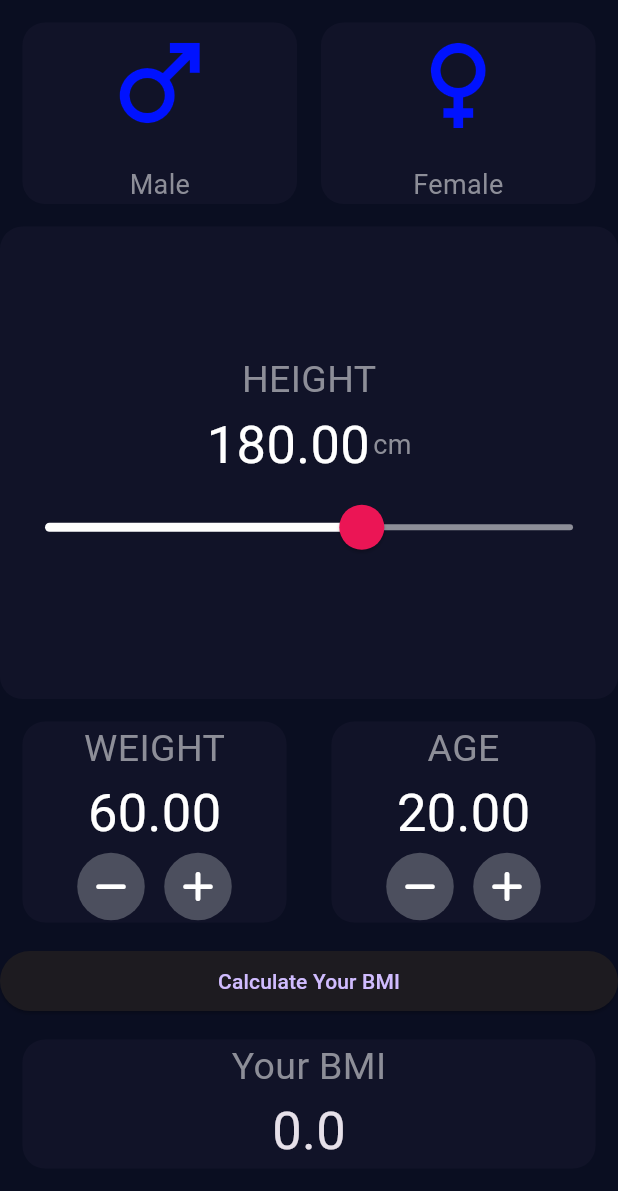
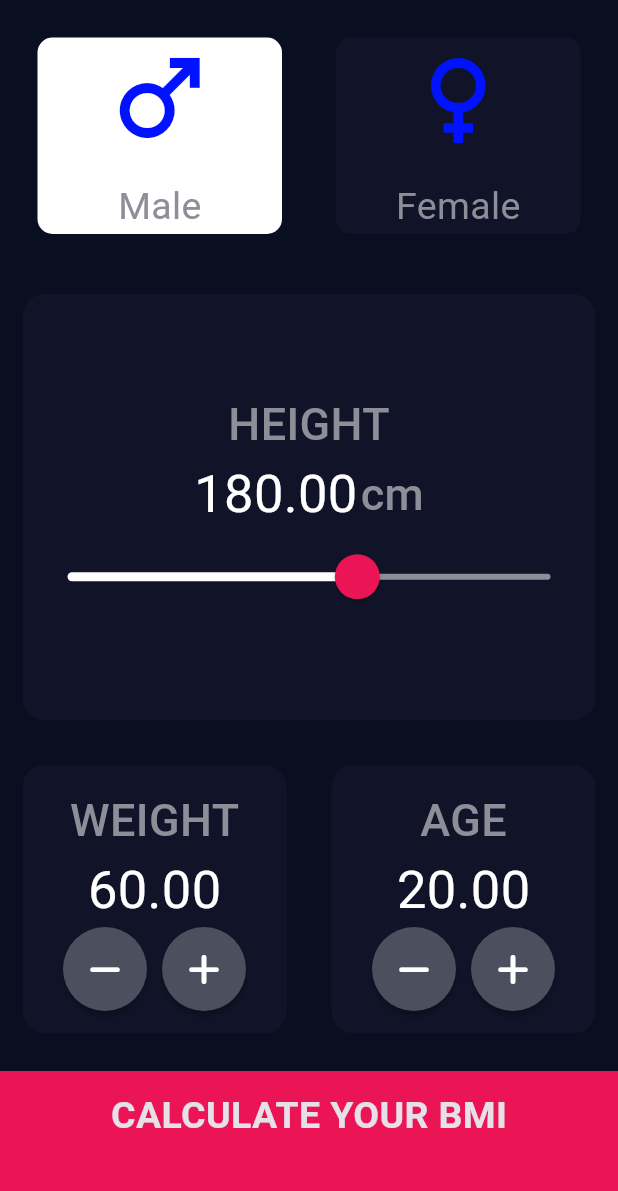
Before and after one commit to Bappy60/BMI_Calculator, a Flutter app: the screen it shows after launch, on a phone screen of 412 x 824 dp, the part 45-1236 px from its top. Run offline on Flutter 3.47's test engine with Material 3 defaults, Android fonts, the phone set to English and light mode, and no system bars; our stand-ins replace font_awesome_flutter.

Commit message:
refactoring done

```diff
--- /dev/null
+++ b/lib/components/bmi_button.dart
@@ -0,0 +1,29 @@
+import 'package:flutter/material.dart';
+import 'package:bmi_calculator/consts/constants.dart';
+
+class BmiButton extends StatelessWidget {
+  const BmiButton({super.key, required this.onTap, required this.buttonTitle});
+
+  final VoidCallback onTap;
+  final String buttonTitle;
+
+  @override
+  Widget build(BuildContext context) {
+    return GestureDetector(
+      onTap: onTap,
+      child: Container(
+        color: kBottomContainerColour,
+        margin: const EdgeInsets.only(top: 10.0),
+        padding: const EdgeInsets.only(bottom: 20.0),
+        width: double.infinity,
+        height: kBottomContainerHeight,
+        child: Center(
+          child: Text(
+            buttonTitle,
+            style: kLargeButtonTextStyle,
+          ),
+        ),
+      ),
+    );
+  }
+}
--- /dev/null
+++ b/lib/components/gender_card.dart
@@ -0,0 +1,35 @@
+import 'package:flutter/cupertino.dart';
+
+import '../consts/constants.dart';
+
+class GenderCard extends StatelessWidget {
+  const GenderCard({
+    super.key,
+    required this.icon,
+    required this.label,
+  });
+
+  final Icon icon;
+  final String label;
+
+  @override
+  Widget build(BuildContext context) {
+    return Column(
+      mainAxisAlignment: MainAxisAlignment.center,
+      children: <Widget>[
+        Icon(
+          icon.icon,
+          size: 80.0,
+          color: kGenderIconColor,
+        ),
+        const SizedBox(
+          height: 15.0,
+        ),
+        Text(
+          label,
+          style: kGenderLabelTextStyle,
+        )
+      ],
+    );
+  }
+}
--- /dev/null
+++ b/lib/components/reusable_container.dart
@@ -0,0 +1,25 @@
+import 'package:flutter/widgets.dart';
+
+class ReusableContainer extends StatelessWidget {
+  const ReusableContainer(
+      {super.key, required this.colour, this.childWidget, this.onPress});
+
+  final Color colour;
+  final Widget? childWidget;
+  final VoidCallback? onPress;
+
+  @override
+  Widget build(BuildContext context) {
+    return GestureDetector(
+      onTap: onPress,
+      child: Container(
+        margin: const EdgeInsets.all(10.0),
+        decoration: BoxDecoration(
+          color: colour,
+          borderRadius: BorderRadius.circular(10.0),
+        ),
+        child: childWidget,
+      ),
+    );
+  }
+}
--- /dev/null
+++ b/lib/components/round_icon_button.dart
@@ -0,0 +1,24 @@
+import 'package:flutter/material.dart';
+
+import '../consts/constants.dart';
+
+class RoundIconButton extends StatelessWidget {
+  const RoundIconButton({super.key, required this.icon, required this.onPressed});
+
+  final IconData icon;
+  final VoidCallback onPressed;
+
+  @override
+  Widget build(BuildContext context) {
+    return RawMaterialButton(
+      onPressed: onPressed,
+      constraints: const BoxConstraints.tightFor(
+        width: 56.0,
+        height: 56.0,
+      ),
+      shape: const CircleBorder(),
+      fillColor: kRoundIconFillColor,
+      child: Icon(icon),
+    );
+  }
+}
--- /dev/null
+++ b/lib/components/value_adjuster.dart
@@ -0,0 +1,66 @@
+import 'package:bmi_calculator/components/round_icon_button.dart';
+import 'package:flutter/widgets.dart';
+import 'package:font_awesome_flutter/font_awesome_flutter.dart';
+
+import '../consts/constants.dart';
+
+class ValueAdjuster extends StatelessWidget {
+  final String title;
+  final double value;
+  final VoidCallback onIncrement;
+  final VoidCallback onDecrement;
+
+  const ValueAdjuster({
+    required this.title,
+    required this.value,
+    required this.onIncrement,
+    required this.onDecrement,
+    super.key,
+  });
+
+  @override
+  Widget build(BuildContext context) {
+    return Expanded(
+      child: Padding(
+        padding: const EdgeInsets.all(15.0),
+        child: Container(
+          padding: const EdgeInsets.all(15.0),
+          decoration: BoxDecoration(
+            color: kInactiveCardColour,
+            borderRadius: BorderRadius.circular(15),
+          ),
+          child: Column(
+            mainAxisAlignment: MainAxisAlignment.center,
+            children: [
+              Text(
+                title,
+                style: kDefaultTextStyle
+              ),
+              Text(
+                value.toStringAsFixed(2),
+                style: const TextStyle(
+                  fontSize: 35.0,
+                  color: kDefaultNumberColor,
+                ),
+              ),
+              Row(
+                mainAxisAlignment: MainAxisAlignment.center,
+                children: [
+                  RoundIconButton(
+                    icon: FontAwesomeIcons.minus,
+                    onPressed: onDecrement,
+                  ),
+                  const SizedBox(width: 10),
+                  RoundIconButton(
+                    icon: FontAwesomeIcons.plus,
+                    onPressed: onIncrement,
+                  ),
+                ],
+              ),
+            ],
+          ),
+        ),
+      ),
+    );
+  }
+}
--- a/lib/consts/constants.dart
+++ b/lib/consts/constants.dart
@@ -0,0 +1,45 @@
+import 'package:flutter/material.dart';
+
+const kMaleKey = 'Male';
+const kFemaleKey = 'Female';
+
+const kPrimaryColor = Color(0xFF0A0E21);
+
+const kBottomContainerHeight = 80.0;
+const kBottomContainerColour = Color(0xFFEB1555);
+
+const kActiveCardColour = Color(0xFFFFFFFF);
+const kInactiveCardColour = Color(0xFF111328);
+
+const kGenderIconColor = Color(0xFF0012FF);
+const kRoundIconFillColor = Color(0xFF4C4F5E);
+const kDefaultTextColor = Color(0xFF8D8E98);
+const kDefaultNumberColor = Color(0xFFFFFFFF);
+
+const kSliderInactiveTrackColor = Color(0xFF8D8E98);
+const kSliderActiveTrackColor = Colors.white;
+const kSliderThumbColor = Color(0xFFEB1555);
+const kSliderOverlayColor = Color(0x29EB1555);
+const kSliderMinValue = 120.0;
+const kSliderMaxValue = 220.0;
+
+const kGenderLabelTextStyle = TextStyle(
+  fontSize: 25.0,
+  color: kDefaultTextColor,
+);
+
+const kDefaultNumberTextStyle = TextStyle(
+  fontSize: 35.0,
+  fontWeight: FontWeight.w400,
+  color: kDefaultNumberColor,
+);
+const kDefaultTextStyle = TextStyle(
+  fontSize: 30.0,
+  fontWeight: FontWeight.w500,
+  color: kDefaultTextColor,
+);
+
+const kLargeButtonTextStyle = TextStyle(
+  fontSize: 25.0,
+  fontWeight: FontWeight.bold,
+);
--- a/lib/main.dart
+++ b/lib/main.dart
@@ -1,6 +1,15 @@
+import 'package:bmi_calculator/components/bmi_button.dart';
+import 'package:bmi_calculator/components/gender_card.dart';
+import 'package:bmi_calculator/consts/constants.dart';
 import 'package:flutter/material.dart';
-import 'package:font_awesome_flutter/font_awesome_flutter.dart';
 import 'dart:math';
+import 'components/reusable_container.dart';
+import 'components/value_adjuster.dart';
+
+enum Gender {
+  male,
+  female,
+}
 
 void main() {
   runApp(const MyApp());
@@ -15,8 +24,8 @@ class MyApp extends StatelessWidget {
     return MaterialApp(
       title: 'Flutter Demo',
       theme: ThemeData.dark().copyWith(
-        primaryColor: const Color(0xFF0A0E21),
-        scaffoldBackgroundColor: const Color(0xFF0A0E21),
+        primaryColor: kPrimaryColor,
+        scaffoldBackgroundColor: kPrimaryColor,
       ),
       home: const MyHomePage(title: 'BMI Calculator'),
     );
@@ -36,41 +45,49 @@ class _MyHomePageState extends State<MyHomePage> {
   var height = 180.0;
   var weight = 60.0;
   var age = 20.0;
+  double _bmi = 0.0;
+  Gender selectedGender = Gender.male;
 
-  // Variables to track which gender is selected
-  bool isMaleSelected = false;
-  bool isFemaleSelected = false;
-
-  void _onGenderSelected(String gender) {
+  void _onGenderSelected(Gender gender) {
     setState(() {
-      if (gender == 'male') {
-        isMaleSelected = true;
-        isFemaleSelected = false;
-      } else {
-        isMaleSelected = false;
-        isFemaleSelected = true;
-      }
+      selectedGender = gender;
     });
   }
 
-  void _onPressPlus() {
+  void _calculateBMI() {
+    setState(() {
+      _bmi = weight / pow(height / 100, 2);
+    });
+  }
+
+  String get bmiResult => _bmi.toStringAsFixed(1);
+
+  void incrementWeight() {
     setState(() {
       weight++;
     });
   }
 
-  void _onPressMinus() {
+  void decrementWeight() {
     setState(() {
       weight--;
     });
   }
 
-  double _bmi = 0.0;
+  void incrementAge() {
+    setState(() {
+      age++;
+    });
+  }
 
-   void calculateBMI() {
+  void decrementAge() {
     setState(() {
-      _bmi = weight / pow(height / 100, 2);
+      age--;
     });
+  }
+
+  void updateHeight(double newHeight) {
+    height = newHeight;
   }
 
   @override
@@ -84,7 +101,6 @@ class _MyHomePageState extends State<MyHomePage> {
           _buildGHeightSlider(),
           _buildWeightSetter(),
           _calculateBmiButton(),
-          _bmiResult(),
         ],
       ),
     );
@@ -100,72 +116,30 @@ class _MyHomePageState extends State<MyHomePage> {
             mainAxisAlignment: MainAxisAlignment.spaceEvenly,
             children: [
               Expanded(
-                child: GestureDetector(
-                  onTap: () => _onGenderSelected('male'),
-                  child: Container(
-                    decoration: BoxDecoration(
-                      color: isMaleSelected
-                          ? const Color(0xFFFFFFFF)
-                          : const Color(0xFF111328),
-                      borderRadius: BorderRadius.circular(15),
+                  child: ReusableContainer(
+                onPress: () => _onGenderSelected(Gender.male),
+                colour: selectedGender == Gender.male
+                    ? kActiveCardColour
+                    : kInactiveCardColour,
+                childWidget: const GenderCard(
+                    icon: Icon(
+                      Icons.male,
                     ),
-                    child: const Column(
-                      mainAxisAlignment: MainAxisAlignment.center,
-                      children: <Widget>[
-                        Icon(
-                          Icons.male,
-                          size: 80.0,
-                          color: Color(0xFF0012FF),
-                        ),
-                        SizedBox(
-                          height: 15.0,
-                        ),
-                        Text(
-                          "Male",
-                          style: TextStyle(
-                            fontSize: 18.0,
-                            color: Color(0xFF8D8E98),
-                          ),
-                        )
-                      ],
-                    ),
-                  ),
-                ),
-              ),
+                    label: kMaleKey),
+              )),
               const SizedBox(width: 16),
               Expanded(
-                child: GestureDetector(
-                  onTap: () => _onGenderSelected('female'),
-                  child: Container(
-                    decoration: BoxDecoration(
-                      color: isFemaleSelected
-                          ? const Color(0xFFFFFFFF)
-                          : const Color(0xFF111328),
-                      borderRadius: BorderRadius.circular(15),
+                  child: ReusableContainer(
+                onPress: () => _onGenderSelected(Gender.female),
+                colour: selectedGender == Gender.female
+                    ? kActiveCardColour
+                    : kInactiveCardColour,
+                childWidget: const GenderCard(
+                    icon: Icon(
+                      Icons.female,
                     ),
-                    child: const Column(
-                      mainAxisAlignment: MainAxisAlignment.center,
-                      children: <Widget>[
-                        Icon(
-                          Icons.female,
-                          size: 80.0,
-                          color: Color(0xFF0012FF),
-                        ),
-                        SizedBox(
-                          height: 15.0,
-                        ),
-                        Text(
-                          "Female",
-                          style: TextStyle(
-                            fontSize: 18.0,
-                            color: Color(0xFF8D8E98),
-                          ),
-                        )
-                      ],
-                    ),
-                  ),
-                ),
-              ),
+                    label: kFemaleKey),
+              )),
             ],
           ),
         ),
@@ -175,10 +149,11 @@ class _MyHomePageState extends State<MyHomePage> {
 
   Widget _buildGHeightSlider() {
     return Expanded(
+      child: Padding(
+        padding: const EdgeInsets.all(15.0),
         child: Container(
-        // height: 330,
           decoration: BoxDecoration(
-          color: const Color(0xFF111328),
+            color: kInactiveCardColour,
             borderRadius: BorderRadius.circular(15),
           ),
           child: Column(
@@ -186,37 +161,28 @@ class _MyHomePageState extends State<MyHomePage> {
             children: [
               const Text(
                 "HEIGHT",
-              style: TextStyle(
-                fontSize: 25.0,
-                color: Color(0xFF8D8E98),
-              ),
+                style: kDefaultTextStyle,
               ),
               Row(
                 mainAxisAlignment: MainAxisAlignment.center,
                 children: [
                   Text(
                     height.toStringAsFixed(2),
-                  style: const TextStyle(
-                    fontSize: 35.0,
-                    color: Color(0xFFFFFFFF),
-                  ),
+                    style: kDefaultNumberTextStyle
                   ),
                   const SizedBox(width: 2),
                   const Text(
                     "cm",
-                  style: TextStyle(
-                    fontSize: 18.0,
-                    color: Color(0xFF8D8E98),
-                  ),
+                    style: kDefaultTextStyle
                   ),
                 ],
               ),
               SliderTheme(
                 data: SliderTheme.of(context).copyWith(
-                inactiveTrackColor: const Color(0xFF8D8E98),
-                activeTrackColor: Colors.white,
-                thumbColor: const Color(0xFFEB1555),
-                overlayColor: const Color(0x29EB1555),
+                  inactiveTrackColor: kSliderInactiveTrackColor,
+                  activeTrackColor: kSliderActiveTrackColor,
+                  thumbColor: kSliderThumbColor,
+                  overlayColor: kSliderOverlayColor,
                   thumbShape:
                       const RoundSliderThumbShape(enabledThumbRadius: 15.0),
                   overlayShape:
@@ -224,8 +190,8 @@ class _MyHomePageState extends State<MyHomePage> {
                 ),
                 child: Slider(
                   value: height.toDouble(),
-                min: 120.0,
-                max: 220.0,
+                  min: kSliderMinValue,
+                  max: kSliderMaxValue,
                   onChanged: (double newValue) {
                     setState(() {
                       height = newValue;
@@ -236,144 +202,33 @@ class _MyHomePageState extends State<MyHomePage> {
             ],
           ),
         ),
+      ),
     );
   }
 
   Widget _buildWeightSetter() {
     return Row(
       children: [
-        Expanded(
-          child: Padding(
-            padding: const EdgeInsets.all(15.0),
-            child: Container(
-              decoration: BoxDecoration(
-                color: const Color(0xFF111328),
-                borderRadius: BorderRadius.circular(15),
+        ValueAdjuster(
+          title: "WEIGHT",
+          value: weight,
+          onIncrement: incrementWeight,
+          onDecrement: decrementWeight,
         ),
-              child: Column(
-                mainAxisAlignment: MainAxisAlignment.center,
-                children: [
-                  const Text(
-                    "WEIGHT",
-                    style: TextStyle(
-                      fontSize: 25.0,
-                      color: Color(0xFF8D8E98),
-                    ),
-                  ),
-                  Text(
-                    weight.toStringAsFixed(2),
-                    style: const TextStyle(
-                      fontSize: 35.0,
-                      color: Color(0xFFFFFFFF),
-                    ),
-                  ),
-                  Row(
-                    mainAxisAlignment: MainAxisAlignment.center,
-                    children: [
-                      RawMaterialButton(
-                        elevation: 0.0,
-                        onPressed: _onPressMinus,
-                        constraints: const BoxConstraints.tightFor(
-                          width: 45.0,
-                          height: 45.0,
-                        ),
-                        shape: const CircleBorder(),
-                        fillColor: const Color(0xFF4C4F5E),
-                        child: const Icon(FontAwesomeIcons.minus),
-                      ),
-                      const SizedBox(width: 10),
-                      RawMaterialButton(
-                        elevation: 0.0,
-                        onPressed: _onPressPlus,
-                        constraints: const BoxConstraints.tightFor(
-                          width: 45.0,
-                          height: 45.0,
-                        ),
-                        shape: const CircleBorder(),
-                        fillColor: const Color(0xFF4C4F5E),
-                        child: const Icon(FontAwesomeIcons.plus),
-                      ),
-                    ],
-                  ),
-                ],
-              ),
-            ),
-          ),
-        ),
-        Expanded(
-          child: Padding(
-            padding: const EdgeInsets.all(15.0),
-            child: Container(
-              decoration: BoxDecoration(
-                color: const Color(0xFF111328),
-                borderRadius: BorderRadius.circular(15),
-              ),
-              child: Column(
-                mainAxisAlignment: MainAxisAlignment.center,
-                children: [
-                  const Text(
-                    "AGE",
-                    style: TextStyle(
-                      fontSize: 25.0,
-                      color: Color(0xFF8D8E98),
-                    ),
-                  ),
-                  Text(
-                    age.toStringAsFixed(2),
-                    style: const TextStyle(
-                      fontSize: 35.0,
-                      color: Color(0xFFFFFFFF),
-                    ),
-                  ),
-                  Row(
-                    mainAxisAlignment: MainAxisAlignment.center,
-                    children: [
-                      RawMaterialButton(
-                        elevation: 0.0,
-                        onPressed: () {
-                          setState(() {
-                            age--;
-                          });
-                        },
-                        constraints: const BoxConstraints.tightFor(
-                          width: 45.0,
-                          height: 45.0,
-                        ),
-                        shape: const CircleBorder(),
-                        fillColor: const Color(0xFF4C4F5E),
-                        child: const Icon(FontAwesomeIcons.minus),
-                      ),
-                      const SizedBox(width: 10),
-                      RawMaterialButton(
-                        elevation: 0.0,
-                        onPressed: () {
-                          setState(() {
-                            age++;
-                          });
-                        },
-                        constraints: const BoxConstraints.tightFor(
-                          width: 45.0,
-                          height: 45.0,
-                        ),
-                        shape: const CircleBorder(),
-                        fillColor: const Color(0xFF4C4F5E),
-                        child: const Icon(FontAwesomeIcons.plus),
-                      ),
-                    ],
-                  ),
-                ],
-              ),
-            ),
-          ),
+        ValueAdjuster(
+          title: "AGE",
+          value: age,
+          onIncrement: incrementAge,
+          onDecrement: decrementAge,
         ),
       ],
     );
   }
 
   Widget _calculateBmiButton() {
-    return ElevatedButton(
-      onPressed: calculateBMI,
-      child: const Text("Calculate Your BMI",),
+    return BmiButton(
+        onTap: _calculateBMI,
+        buttonTitle: "CALCULATE YOUR BMI",
     );
   }
 
@@ -382,7 +237,7 @@ class _MyHomePageState extends State<MyHomePage> {
       padding: const EdgeInsets.all(15.0),
       child: Container(
         decoration: BoxDecoration(
-          color: const Color(0xFF111328),
+          color: kInactiveCardColour,
           borderRadius: BorderRadius.circular(15),
         ),
         child: Column(
@@ -390,16 +245,11 @@ class _MyHomePageState extends State<MyHomePage> {
           children: [
             const Text(
               "Your BMI",
-              style: TextStyle(
-                fontSize: 25.0,
-                color: Color(0xFF8D8E98),
-              ),
+              style: kDefaultTextStyle,
             ),
             Text(
               _bmi.toStringAsFixed(1),
-              style: const TextStyle(
-                fontSize: 35.0,
-              ),
+              style: kDefaultNumberTextStyle,
             ),
           ],
         ),
```
Lines whose indentation alone changed are shown as unchanged.
